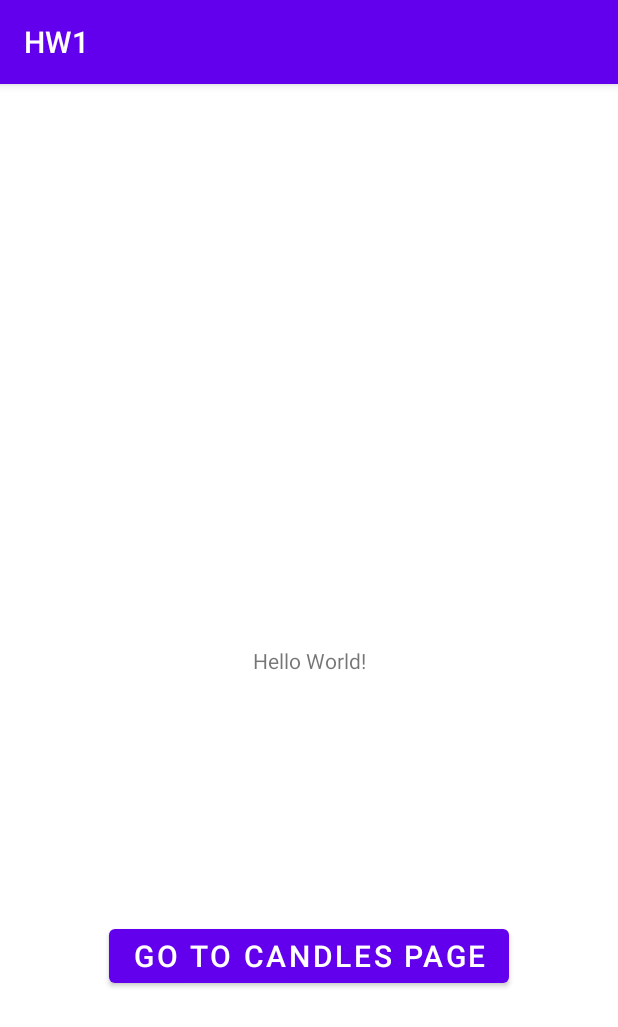
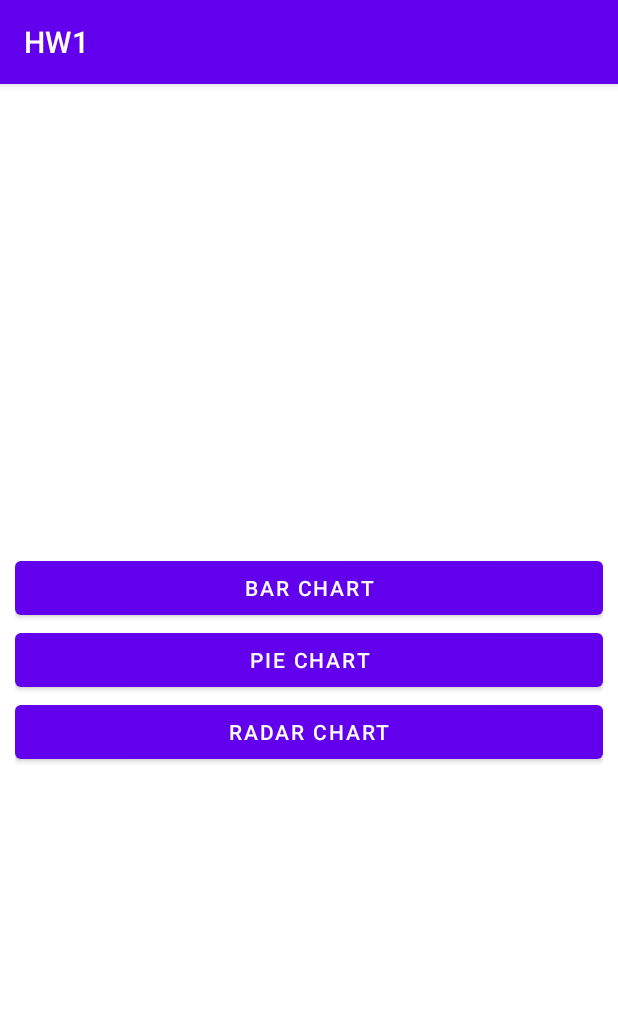
Before and after one commit to SMahdiFaghih/MobileGroup, an Android app: the screen it shows after launch (MainActivity), on a phone screen of 412 x 824 dp. Shown: the top 1027 px of the screen. Run offline under Robolectric (Android 15) with nearby library versions, the phone set to English and light mode, and no system bars.

Commit message:
added charts to project.

```diff
--- a/HW1/app/build.gradle
+++ b/HW1/app/build.gradle
@@ -36,4 +36,6 @@ dependencies {
     testImplementation 'junit:junit:4.+'
     androidTestImplementation 'androidx.test.ext:junit:1.1.2'
     androidTestImplementation 'androidx.test.espresso:espresso-core:3.3.0'
+    implementation "com.github.PhilJay:MPAndroidChart:v3.1.0"
+
 }
--- a/HW1/app/src/main/AndroidManifest.xml
+++ b/HW1/app/src/main/AndroidManifest.xml
@@ -9,6 +9,9 @@
         android:roundIcon="@mipmap/ic_launcher_round"
         android:supportsRtl="true"
         android:theme="@style/Theme.HW1">
+        <activity android:name=".RadarChartActivity"></activity>
+        <activity android:name=".PieChartActivity" />
+        <activity android:name=".BarChartActivity" />
         <activity android:name=".MainActivity">
             <intent-filter>
                 <action android:name="android.intent.action.MAIN" />
--- a/HW1/app/src/main/java/com/example/hw1/MainActivity.java
+++ b/HW1/app/src/main/java/com/example/hw1/MainActivity.java
@@ -2,8 +2,10 @@ package com.example.hw1;
 
 import androidx.appcompat.app.AppCompatActivity;
 
+import android.content.Intent;
 import android.os.Bundle;
 import android.util.Log;
+import android.view.View;
 import android.widget.Button;
 
 public class MainActivity extends AppCompatActivity {
@@ -11,6 +13,27 @@ public class MainActivity extends AppCompatActivity {
     @Override
     protected void onCreate(Bundle savedInstanceState) {
         super.onCreate(savedInstanceState);
-        setContentView(R.layout.activity_main);
+        setContentView(R.layout.activity_candles);
+
+        findViewById(R.id.buttonBarChart).setOnClickListener(new View.OnClickListener() {
+            @Override
+            public void onClick(View v) {
+                startActivity(new Intent(getApplicationContext(), BarChartActivity.class));
+            }
+        });
+
+        findViewById(R.id.buttonPieChart).setOnClickListener(new View.OnClickListener() {
+            @Override
+            public void onClick(View v) {
+                startActivity(new Intent(getApplicationContext(), PieChartActivity.class));
+            }
+        });
+
+        findViewById(R.id.buttonRadarChart).setOnClickListener(new View.OnClickListener() {
+            @Override
+            public void onClick(View v) {
+                startActivity(new Intent(getApplicationContext(), RadarChartActivity.class));
+            }
+        });
     }
 }
--- /dev/null
+++ b/HW1/app/src/main/res/layout/activity_candles.xml
@@ -0,0 +1,28 @@
+<?xml version="1.0" encoding="utf-8"?>
+<LinearLayout
+    xmlns:android="http://schemas.android.com/apk/res/android"
+    android:orientation="vertical"
+    android:gravity="center"
+    android:padding="10dp"
+    android:layout_width="match_parent"
+    android:layout_height="match_parent">
+
+    <Button
+        android:id="@+id/buttonBarChart"
+        android:layout_width="match_parent"
+        android:layout_height="wrap_content"
+        android:text="@string/bar_chart"/>
+
+    <Button
+        android:id="@+id/buttonPieChart"
+        android:layout_width="match_parent"
+        android:layout_height="wrap_content"
+        android:text="@string/pie_chart"/>
+
+    <Button
+        android:id="@+id/buttonRadarChart"
+        android:layout_width="match_parent"
+        android:layout_height="wrap_content"
+        android:text="@string/radar_chart"/>
+
+</LinearLayout>
--- a/HW1/app/src/main/res/layout/activity_main.xml
+++ b/HW1/app/src/main/res/layout/activity_main.xml
@@ -16,15 +16,4 @@
         app:layout_constraintRight_toRightOf="parent"
         app:layout_constraintTop_toTopOf="parent" />
 
-    <Button
-        android:id="@+id/goToCandlesPage"
-        android:layout_width="wrap_content"
-        android:layout_height="wrap_content"
-        android:text="@string/goToCandlesPage"
-        android:textSize="20sp"
-        app:layout_constraintBottom_toBottomOf="parent"
-        app:layout_constraintEnd_toEndOf="parent"
-        app:layout_constraintStart_toStartOf="parent"
-        app:layout_constraintTop_toBottomOf="@+id/textView" />
-
 </androidx.constraintlayout.widget.ConstraintLayout>
--- a/HW1/app/src/main/res/values/strings.xml
+++ b/HW1/app/src/main/res/values/strings.xml
@@ -1,4 +1,6 @@
 <resources>
     <string name="app_name">HW1</string>
-    <string name="goToCandlesPage">Go to candles page</string>
+    <string name="bar_chart">Bar Chart</string>
+    <string name="pie_chart">Pie Chart</string>
+    <string name="radar_chart">Radar Chart</string>
 </resources>
--- a/HW1/build.gradle
+++ b/HW1/build.gradle
@@ -16,6 +16,7 @@ allprojects {
     repositories {
         google()
         jcenter()
+        maven { url "https://jitpack.io" }
     }
 }
 
```
Also changed, not shown: HW1/app/src/main/java/com/example/hw1/BarChartActivity.java (added, +46 -0 lines), HW1/app/src/main/java/com/example/hw1/PieChartActivity.java (added, +44 -0 lines), HW1/app/src/main/java/com/example/hw1/RadarChartActivity.java (added, +68 -0 lines), HW1/app/src/main/java/com/example/hw1/activities/CandlesActivity.java (deleted, +0 -16 lines), HW1/app/src/main/res/layout/activity_bar_chart.xml (added, +14 -0 lines), HW1/app/src/main/res/layout/activity_pie_chart.xml (added, +14 -0 lines), HW1/app/src/main/res/layout/activity_radar_chart.xml (added, +14 -0 lines).
